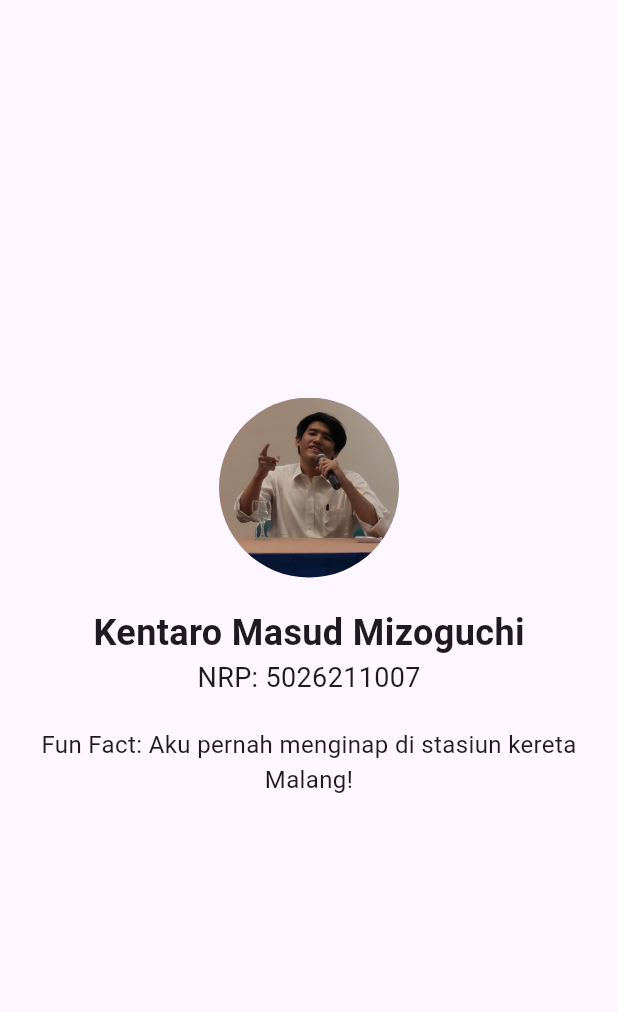
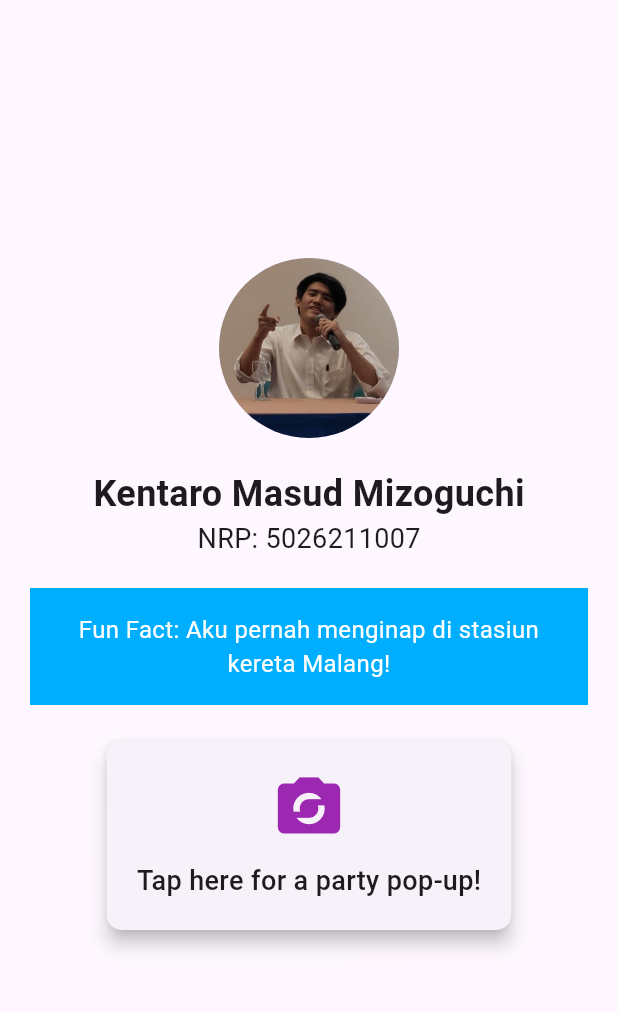
Before and after one commit to kritzerenkrieg/aboutpage-sample, a Flutter app: the screen it shows after launch, on a phone screen of 412 x 824 dp, the part 63-1075 px from its top. Run offline on Flutter 3.47's test engine with Material 3 defaults, Android fonts, the phone set to English and light mode, and no system bars; our stand-ins replace confetti.

Commit message:
added party pop to make it fun

```diff
--- a/lib/about_me.dart
+++ b/lib/about_me.dart
@@ -1,8 +1,34 @@
-// lib/about_page.dart
 import 'package:flutter/material.dart';
+import 'package:confetti/confetti.dart';
 
-class AboutPage extends StatelessWidget {
+class AboutPage extends StatefulWidget {
   const AboutPage({super.key});
+
+  @override
+  _AboutPageState createState() => _AboutPageState();
+}
+
+class _AboutPageState extends State<AboutPage> {
+  late ConfettiController _confettiController;
+
+  @override
+  void initState() {
+    super.initState();
+    // Initialize the confetti controller
+    _confettiController = ConfettiController(duration: const Duration(seconds: 3));
+  }
+
+  @override
+  void dispose() {
+    _confettiController.dispose(); // Dispose the confetti controller
+    super.dispose();
+  }
+
+  // Function to trigger the party pop-up
+  void _triggerParty() {
+    // Start the confetti animation
+    _confettiController.play();
+  }
 
   @override
   Widget build(BuildContext context) {
@@ -10,39 +36,87 @@ class AboutPage extends StatelessWidget {
       appBar: AppBar(
         title: const Text('About Me'),
       ),
-      body: const Center(
-        child: Column(
+      body: Center(
+        child: Stack(
+          children: [
+            // Party confetti animation
+            ConfettiWidget(
+              confettiController: _confettiController,
+              blastDirectionality: BlastDirectionality.explosive, // Exploding in all directions
+              shouldLoop: false, // Don't loop the animation
+              colors: const [Colors.red, Colors.green, Colors.blue, Colors.yellow], // Confetti colors
+              // Removed createParticlePath to use the default confetti shape
+            ),
+
+            // Main content
+            Column(
               mainAxisAlignment: MainAxisAlignment.center,
               children: [
                 // Profile Picture
-            CircleAvatar(
+                const CircleAvatar(
                   radius: 60,
                   backgroundImage: AssetImage('assets/profile.jpg'),
                 ),
-            SizedBox(height: 20),
+                const SizedBox(height: 20),
 
                 // Full Name
-            Text(
+                const Text(
                   'Kentaro Masud Mizoguchi',
                   style: TextStyle(fontSize: 24, fontWeight: FontWeight.bold),
                 ),
 
                 // NRP
-            Text(
+                const Text(
                   'NRP: 5026211007',
                   style: TextStyle(fontSize: 18),
                 ),
 
-            SizedBox(height: 20),
+                const SizedBox(height: 20),
 
                 // Fun Fact
                 Padding(
-              padding: EdgeInsets.symmetric(horizontal: 20.0),
+                  padding: const EdgeInsets.symmetric(horizontal: 20.0),
+                  child: Container(
+                    color: Color(0xFF00AEFF), // Pastel blue background
+                    padding: EdgeInsets.all(16.0), // Padding inside the container
                     child: Text(
                       'Fun Fact: Aku pernah menginap di stasiun kereta Malang!',
-                style: TextStyle(fontSize: 16),
+                      style: TextStyle(fontSize: 16, color: Colors.white), // White text
                       textAlign: TextAlign.center,
                     ),
+                  ),
+                ),
+
+                const SizedBox(height: 20),
+
+                // The card with a shadow and tap interaction
+                GestureDetector(
+                  onTap: _triggerParty, // Trigger the party pop-up when tapped
+                  child: Card(
+                    elevation: 5, // Adds shadow to the card
+                    shape: RoundedRectangleBorder(
+                      borderRadius: BorderRadius.circular(10), // Rounded corners
+                    ),
+                    child: Padding(
+                      padding: const EdgeInsets.all(20.0),
+                      child: Column(
+                        children: const [
+                          Icon(
+                            Icons.party_mode,
+                            size: 50,
+                            color: Colors.purple,
+                          ),
+                          SizedBox(height: 10),
+                          Text(
+                            'Tap here for a party pop-up!',
+                            style: TextStyle(fontSize: 18, fontWeight: FontWeight.w500),
+                          ),
+                        ],
+                      ),
+                    ),
+                  ),
+                ),
+              ],
             ),
           ],
         ),
--- a/lib/main.dart
+++ b/lib/main.dart
@@ -3,10 +3,12 @@ import 'package:flutter/material.dart';
 import 'about_me.dart';
 
 void main() {
-  runApp(MyApp());
+  runApp(const MyApp());
 }
 
 class MyApp extends StatelessWidget {
+  const MyApp({super.key});
+
   @override
   Widget build(BuildContext context) {
     return MaterialApp(
@@ -14,7 +16,7 @@ class MyApp extends StatelessWidget {
       theme: ThemeData(
         primarySwatch: Colors.blue,
       ),
-      home: AboutPage(),
+      home: const AboutPage(),
     );
   }
 }
--- a/pubspec.yaml
+++ b/pubspec.yaml
@@ -10,9 +10,7 @@ environment:
 dependencies:
   flutter:
     sdk: flutter
-
-
-
+  confetti: ^0.8.0  # Keep the confetti package for the party effect
   cupertino_icons: ^1.0.8
 
 dev_dependencies:
```
Also changed, not shown: pubspec.lock, 5 other files. Lines whose indentation alone changed are shown as unchanged.
